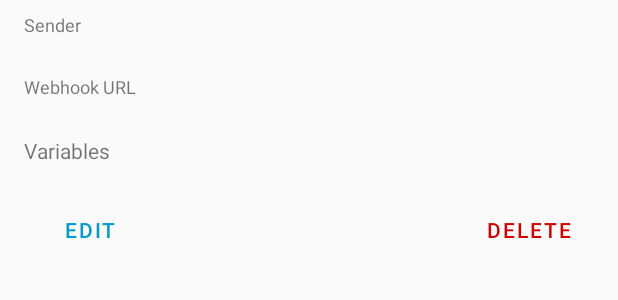
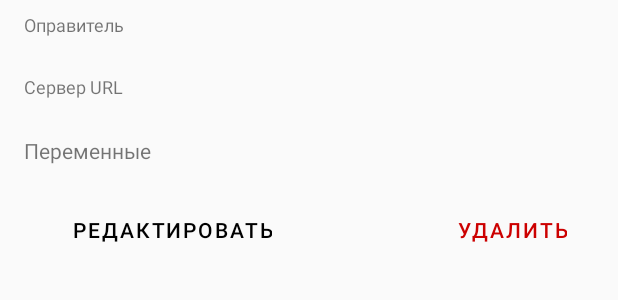
Before and after one commit to YricRozhkov/SmsGate, an Android app: the layout list_item.xml on its own in the app's theme, with its tools: preview values and no code run, on a phone screen of 412 x 824 dp. Shown: the top 300 px of the screen. Run offline under Robolectric (Android 15) with nearby library versions, the phone set to English and light mode, and no system bars.

Commit message:
2023-02-08

```diff
--- a/app/src/main/res/layout/activity_main.xml
+++ b/app/src/main/res/layout/activity_main.xml
@@ -16,6 +16,7 @@
         android:layout_height="wrap_content"
         android:layout_gravity="bottom|end"
         android:layout_margin="@dimen/fab_margin"
+        android:contentDescription="@string/btn_add_route"
         android:src="@drawable/ic_btn_add" />
 
 </androidx.coordinatorlayout.widget.CoordinatorLayout>
--- a/app/src/main/res/layout/list_item.xml
+++ b/app/src/main/res/layout/list_item.xml
@@ -48,7 +48,7 @@
         android:id="@+id/textView"
         android:layout_width="match_parent"
         android:layout_height="wrap_content"
-        android:text="Variables" />
+        android:text="@string/label_vars" />
 
     <TextView
         android:id="@+id/text_vars"
@@ -64,30 +64,37 @@
 
         <Button
             android:id="@+id/delete_button"
-            android:onClick="onDeleteClick"
             style="@style/Widget.MaterialComponents.Button.TextButton"
             android:layout_width="wrap_content"
             android:layout_height="wrap_content"
             android:layout_alignParentEnd="true"
             android:layout_alignParentRight="true"
+            android:layout_marginEnd="10dp"
+            android:layout_marginRight="10dp"
             android:height="10dp"
             android:minHeight="32dp"
+            android:onClick="onDeleteClick"
+            android:src="@drawable/ic_btn_delete"
             android:text="@string/btn_delete"
             android:textAllCaps="true"
             android:textColor="@color/colorDanger"
-            android:textSize="14sp" />
+            android:textSize="14sp"
+            tools:ignore="TouchTargetSizeCheck" />
 
         <Button
-            android:id="@+id/save_button"
+            android:id="@+id/edit_config_button"
+            style="@style/Widget.MaterialComponents.Button.OutlinedButton"
             android:layout_width="wrap_content"
             android:layout_height="wrap_content"
             android:layout_alignParentLeft="true"
+            android:layout_marginLeft="16dp"
             android:height="10dp"
-            style="@style/Widget.MaterialComponents.Button.TextButton"
             android:minHeight="32dp"
-            android:text="Edit"
+            android:src="@drawable/ic_btn_add"
+            android:text="@string/btn_edit"
             android:textAllCaps="true"
-            android:textColor="@color/colorAccent"
-            android:textSize="14sp"/>
+            android:textColor="@android:color/black"
+            android:textSize="14sp"
+            tools:ignore="TouchTargetSizeCheck" />
     </RelativeLayout>
 </LinearLayout>
--- a/app/src/main/res/values/colors.xml
+++ b/app/src/main/res/values/colors.xml
@@ -4,4 +4,8 @@
     <color name="colorPrimaryDark">#0099CC</color>
     <color name="colorAccent">#0099CC</color>
     <color name="colorDanger">#CC0000</color>
+    <color name="colorNone">#FFFFFF</color>
+    <color name="colorYellow">@android:color/holo_orange_light</color>
+    <color name="colorLightGrey">@android:color/darker_gray</color>
+
 </resources>
--- a/app/src/main/res/values/strings.xml
+++ b/app/src/main/res/values/strings.xml
@@ -1,21 +1,24 @@
 <resources>
-    <string name="app_name">Incoming Sms Forwarder</string>
+    <string name="app_name">Маршрутизатор входных СМС</string>
     <string name="input_phone">66123456789</string>
     <string name="input_url">https://example.com</string>
-    <string name="btn_add">Add</string>
-    <string name="btn_cancel">Cancel</string>
-    <string name="btn_delete">Delete</string>
-    <string name="delete_record">Delete record</string>
+    <string name="btn_add">Добавить</string>
+    <string name="btn_cancel">Отмена</string>
+    <string name="btn_delete">Удалить</string>
+    <string name="btn_edit">Редактировать</string>
+    <string name="delete_record">Удалить запись</string>
     <string name="key_phones_preference">phones</string>
-    <string name="label_add_sender">Sender (number or text)</string>
-    <string name="label_sender">Sender</string>
-    <string name="label_url">Webhook URL</string>
-    <string name="hint_sender">number or text</string>
-    <string name="sender_recommendation">Use * symbol to catch any SMS</string>
+    <string name="label_add_sender">Оправитель (номер или ИМЯ)</string>
+    <string name="label_sender">Оправитель</string>
+    <string name="label_url">Сервер URL</string>
+    <string name="label_vars">Переменные</string>
+    <string name="hint_sender">Номер или ИМЯ</string>
+    <string name="sender_recommendation">Введите символ * для перехвата любой SMS</string>
     <string name="error_empty_sender">Empty sender</string>
-    <string name="error_empty_url">Empty URL</string>
-    <string name="error_wrong_url">Wrong URL</string>
+    <string name="error_empty_url">Пустой URL</string>
+    <string name="error_wrong_url">Неправильный URL</string>
     <string name="asterisk">*</string>
-    <string name="any">Any</string>
-    <string name="confirm_delete">Do you really want to delete "%s" record?</string>
+    <string name="any">Любой</string>
+    <string name="confirm_delete">Хотите удалить запись \n\"%s\"?</string>
+    <string name="btn_add_route">Добавить маршрут</string>
 </resources>
--- a/app/src/main/res/values/styles.xml
+++ b/app/src/main/res/values/styles.xml
@@ -14,7 +14,6 @@
     </style>
 
     <style name="AppTheme.AppBarOverlay" parent="ThemeOverlay.AppCompat.Dark.ActionBar" />
-
     <style name="AppTheme.PopupOverlay" parent="ThemeOverlay.AppCompat.Light" />
 
 </resources>
```
Also changed, not shown: app/src/main/java/tech/bogomolov/incomingsmsgateway/MainActivity.java (+19 -2 lines), app/src/main/java/tech/bogomolov/incomingsmsgateway/SmsReceiver.java (+41 -7 lines), app/src/main/res/layout/dialog_add.xml (+16 -7 lines).
